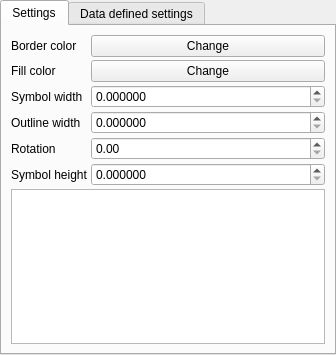
Before: the Qt Designer form src/ui/symbollayer/widget_ellipse.ui in qgis/QGIS, drawn with Qt 5.
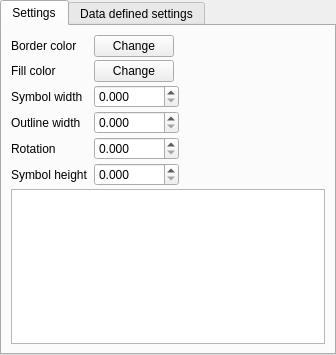
After: the same form once the commit is applied. Custom widgets are drawn as their Qt base class.

Commit message: Set all ui to use size hint

```diff
--- a/src/ui/symbollayer/widget_ellipse.ui
+++ b/src/ui/symbollayer/widget_ellipse.ui
@@ -33,8 +33,11 @@
        <string>Settings</string>
       </attribute>
       <layout class="QFormLayout" name="formLayout">
+       <property name="fieldGrowthPolicy">
+        <enum>QFormLayout::FieldsStayAtSizeHint</enum>
+       </property>
        <property name="horizontalSpacing">
-        <number>3</number>
+        <number>6</number>
        </property>
        <property name="verticalSpacing">
         <number>3</number>
@@ -76,8 +79,26 @@
        </item>
        <item row="2" column="1">
         <widget class="QDoubleSpinBox" name="mWidthSpinBox">
+         <property name="sizePolicy">
+          <sizepolicy hsizetype="Minimum" vsizetype="Fixed">
+           <horstretch>0</horstretch>
+           <verstretch>0</verstretch>
+          </sizepolicy>
+         </property>
+         <property name="minimumSize">
+          <size>
+           <width>0</width>
+           <height>0</height>
+          </size>
+         </property>
+         <property name="maximumSize">
+          <size>
+           <width>85</width>
+           <height>16777215</height>
+          </size>
+         </property>
          <property name="decimals">
-          <number>6</number>
+          <number>3</number>
          </property>
          <property name="maximum">
           <double>999999999.000000000000000</double>
@@ -93,8 +114,14 @@
        </item>
        <item row="3" column="1">
         <widget class="QDoubleSpinBox" name="mOutlineWidthSpinBox">
+         <property name="maximumSize">
+          <size>
+           <width>85</width>
+           <height>16777215</height>
+          </size>
+         </property>
          <property name="decimals">
-          <number>6</number>
+          <number>3</number>
          </property>
          <property name="maximum">
           <double>999999999.000000000000000</double>
@@ -109,7 +136,23 @@
         </widget>
        </item>
        <item row="4" column="1">
-        <widget class="QDoubleSpinBox" name="mRotationSpinBox"/>
+        <widget class="QDoubleSpinBox" name="mRotationSpinBox">
+         <property name="minimumSize">
+          <size>
+           <width>85</width>
+           <height>0</height>
+          </size>
+         </property>
+         <property name="maximumSize">
+          <size>
+           <width>85</width>
+           <height>16777215</height>
+          </size>
+         </property>
+         <property name="decimals">
+          <number>3</number>
+         </property>
+        </widget>
        </item>
        <item row="5" column="0">
         <widget class="QLabel" name="mSymbolHeightLabel">
@@ -120,8 +163,14 @@
        </item>
        <item row="5" column="1">
         <widget class="QDoubleSpinBox" name="mHeightSpinBox">
+         <property name="maximumSize">
+          <size>
+           <width>85</width>
+           <height>16777215</height>
+          </size>
+         </property>
          <property name="decimals">
-          <number>6</number>
+          <number>3</number>
          </property>
          <property name="maximum">
           <double>999999999.000000000000000</double>
```
Left out of the diff: 5 changed lines with no effect on the pictures. The commit also changes 7 other files.
